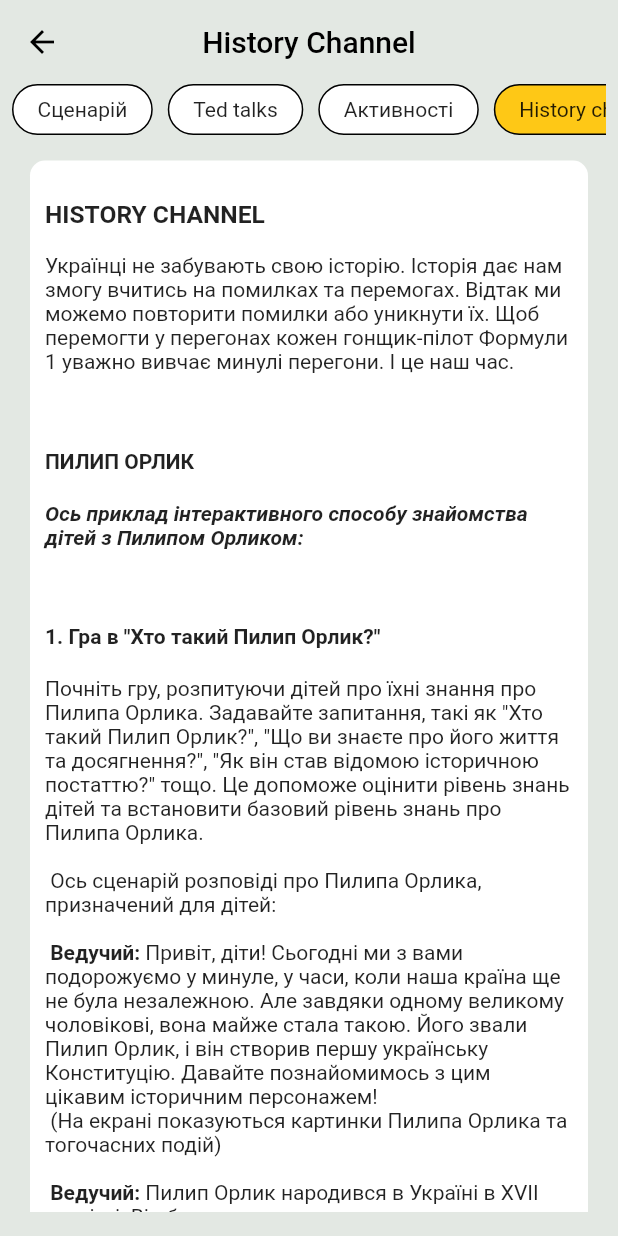
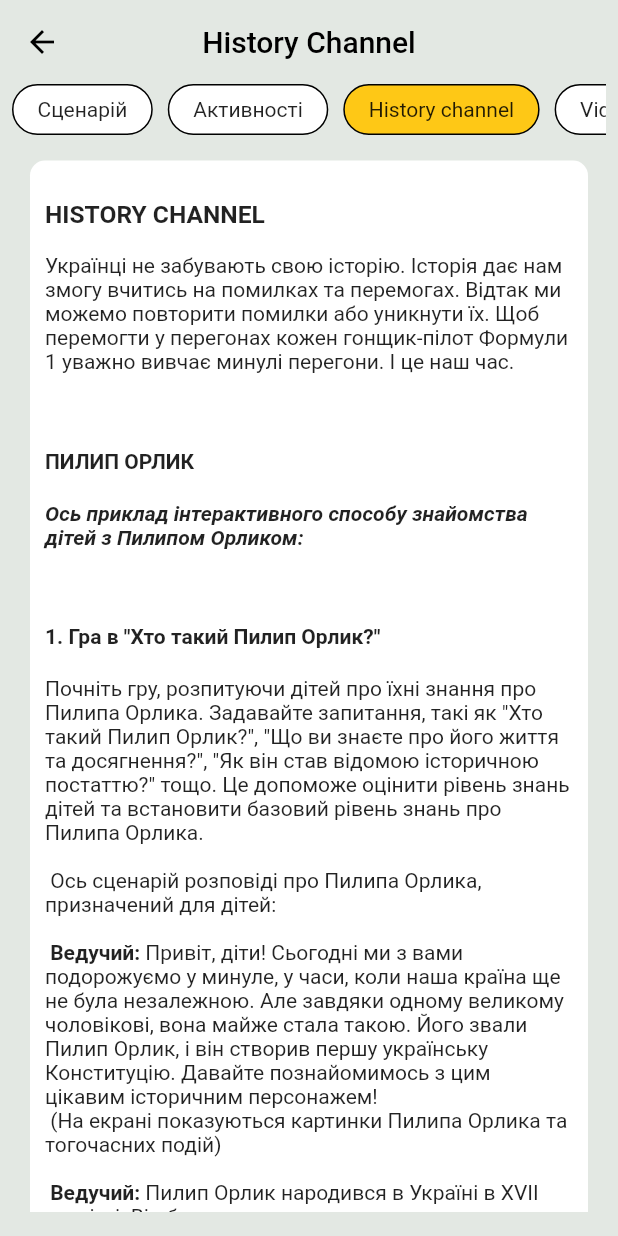
Before and after one commit to Tony-Kovalov/Camps, a Flutter app: the SceneTextPage screen opened directly, after a tap on "Активності", after a tap on "History channel", on a phone screen of 412 x 824 dp. Run offline on Flutter 3.47's test engine with Material 2 defaults, Android fonts, the phone set to English and light mode, and no system bars; our stand-ins replace flutter_svg, flutter_widget_from_html, internet_connection_checker, shared_preferences, webview_flutter, youtube_player_flutter; accounts and stored records are empty.

Commit message:
Remove ted talks

```diff
--- a/lib/features/home_menu/presentation/pages/scene_page.dart
+++ b/lib/features/home_menu/presentation/pages/scene_page.dart
@@ -1,16 +1,10 @@
 import 'package:camps_program/app_colors.dart';
-import 'package:camps_program/features/home_menu/data/scenes_repo.dart';
-import 'package:camps_program/features/home_menu/presentation/pages/pdf_screen.dart';
 import 'package:camps_program/features/home_menu/presentation/pages/scene_activities.dart';
 import 'package:camps_program/features/home_menu/presentation/pages/scene_history_channel.dart';
 import 'package:camps_program/features/home_menu/presentation/pages/scene_scenariy.dart';
-import 'package:camps_program/features/home_menu/presentation/pages/scene_teds.dart';
 import 'package:camps_program/features/home_menu/presentation/pages/video_page.dart';
 import 'package:camps_program/features/home_menu/presentation/widgets/custom_scene_menu_item.dart';
-import 'package:camps_program/features/home_menu/presentation/widgets/download_button.dart';
 import 'package:flutter/material.dart';
-import 'package:flutter_widget_from_html/flutter_widget_from_html.dart';
-import 'package:url_launcher/url_launcher.dart';
 
 class SceneTextPage extends StatefulWidget {
   SceneTextPage(
@@ -33,14 +27,14 @@
 }
 
 class _SceneTextPageState extends State<SceneTextPage> {
-  List<bool> topItemsState = [true, false, false, false, false];
+  List<bool> topItemsState = [true, false, false, false];
 
   bool showFullScreen = false;
 
   @override
   Widget build(BuildContext context) {
     return Scaffold(
-      appBar: (topItemsState[4] != true || !showFullScreen)
+      appBar: (topItemsState[3] != true || !showFullScreen)
           ? AppBar(
               elevation: 0.0,
               centerTitle: true,
@@ -51,7 +45,7 @@
         color: AppColors.primaryWhite,
         height: double.maxFinite,
         child: Padding(
-          padding: (topItemsState[4] != true || !showFullScreen)
+          padding: (topItemsState[3] != true || !showFullScreen)
               ? const EdgeInsets.only(left: 8, top: 0, right: 8, bottom: 16)
               : EdgeInsets.zero,
           child: SingleChildScrollView(
@@ -60,7 +54,7 @@
                 SingleChildScrollView(
                   scrollDirection: Axis.horizontal,
                   child: Visibility(
-                    visible: topItemsState[4] != true || !showFullScreen,
+                    visible: topItemsState[3] != true || !showFullScreen,
                     child: Row(
                       children: [
                         CustomSceneMenuItem(
@@ -68,43 +62,34 @@
                             isActive: topItemsState[0],
                             onTap: () {
                               setState(() {
-                                topItemsState = [true, false, false, false, false];
-                              });
-                            }),
-                        const SizedBox(width: 10),
-                        CustomSceneMenuItem(
-                            title: "Ted talks",
-                            isActive: topItemsState[1],
-                            onTap: () {
-                              setState(() {
-                                topItemsState = [false, true, false, false, false];
+                                topItemsState = [true, false, false, false];
                               });
                             }),
                         const SizedBox(width: 10),
                         CustomSceneMenuItem(
                             title: "Активності",
-                            isActive: topItemsState[2],
+                            isActive: topItemsState[1],
                             onTap: () {
                               setState(() {
-                                topItemsState = [false, false, true, false, false];
+                                topItemsState = [false, true, false, false];
                               });
                             }),
                         const SizedBox(width: 10),
                         CustomSceneMenuItem(
                             title: "History channel",
-                            isActive: topItemsState[3],
+                            isActive: topItemsState[2],
                             onTap: () {
                               setState(() {
-                                topItemsState = [false, false, false, true, false];
+                                topItemsState = [false, false, true, false];
                               });
                             }),
                         const SizedBox(width: 10),
                         CustomSceneMenuItem(
                             title: "Video Formula 1",
-                            isActive: topItemsState[4],
+                            isActive: topItemsState[3],
                             onTap: () {
                               setState(() {
-                                topItemsState = [false, false, false, false, true];
+                                topItemsState = [false, false, false, true];
                               });
                             }),
                         const SizedBox(width: 10),
@@ -126,10 +111,8 @@
     if (topItemsState[0] == true) {
       return SceneScenariy(text1: widget.text1, text2: widget.text2, urlOnDrive: widget.urlOnDrive);
     } else if (topItemsState[1] == true) {
-      return const SceneTedsPage();
+      return SceneActivities();
     } else if (topItemsState[2] == true) {
-      return SceneActivities();
-    } else if (topItemsState[3] == true) {
       return SceneHistoryChannelPage(text: widget.historyChannelText, urlOnDrive: widget.historyChannelUrl);
     } else {
       return VideoPage(
@@ -147,10 +130,8 @@
     if (topItemsState[0] == true) {
       return "Сценарій";
     } else if (topItemsState[1] == true) {
-      return "Ted talks";
+      return "Активності";
     } else if (topItemsState[2] == true) {
-      return "Активності";
-    } else if (topItemsState[3] == true) {
       return "History Channel";
     } else {
       return "Video Formula 1";
```
Also changed, not shown: lib/features/home_menu/presentation/pages/scene_teds.dart (deleted, +0 -27 lines).
